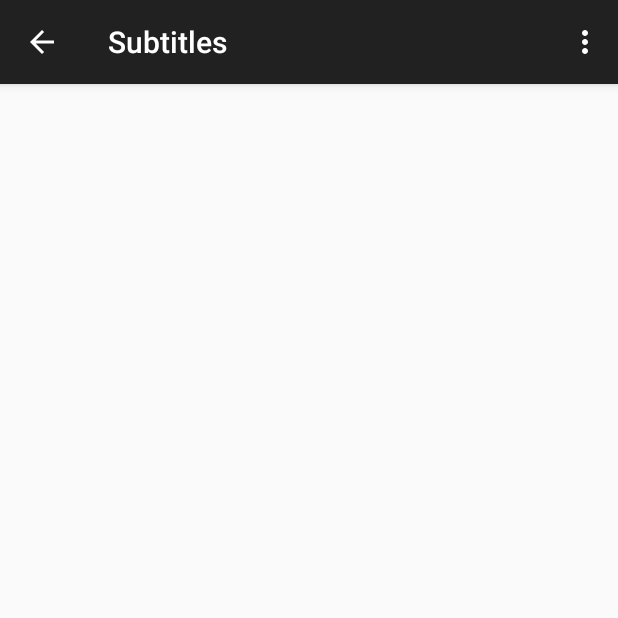
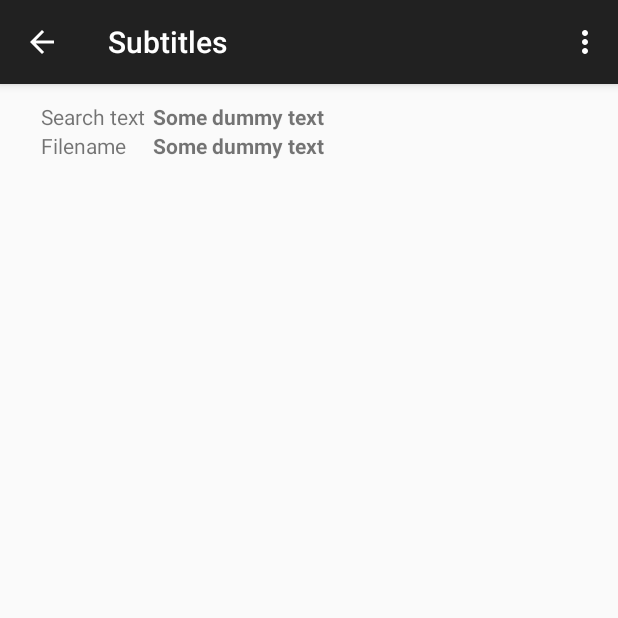
Before and after one commit to luispablo/pikisubs, an Android app: the ActivitySubtitles screen opened directly, with no data from a screen before it, on a phone screen of 412 x 824 dp, the top half of it. Run offline under Robolectric (Android 15) with nearby library versions, the light colour scheme and no system bars; libraries missing offline, so code that uses them is left out: com.orhanobut.logger, retrofit.converter; 12 statements that could not run were skipped.

Commit message:
#8: Show the filename and the search text, both above the result list

```diff
--- a/app/src/main/java/com/mediator/ui/ActivitySubtitles.java
+++ b/app/src/main/java/com/mediator/ui/ActivitySubtitles.java
@@ -28,6 +28,7 @@ import java.util.List;
 
 public class ActivitySubtitles extends ActionBarActivity {
 
+    TextView txtSearchText;
     TextView txtFilename;
     ListView listSubtitles;
     List<Subtitle> subtitles;
@@ -41,11 +42,13 @@ public class ActivitySubtitles extends ActionBarActivity {
         setContentView(R.layout.activity_subtitles);
         getSupportActionBar().setDisplayHomeAsUpEnabled(true);
 
+        txtSearchText = (TextView) findViewById(R.id.txtSearchText);
         txtFilename = (TextView) findViewById(R.id.txtFilename);
         listSubtitles = (ListView) findViewById(R.id.listSubtitles);
         listSubtitles.setOnItemClickListener(new SubtitleClickListener());
 
         videoEntry = (VideoEntry) getIntent().getSerializableExtra("videoEntry");
+        txtSearchText.setText(videoEntry.titleToShow());
         txtFilename.setText(videoEntry.getFilename());
 
         progressDialog = new ProgressDialog(this);
--- a/app/src/main/res/layout/activity_subtitles.xml
+++ b/app/src/main/res/layout/activity_subtitles.xml
@@ -6,13 +6,43 @@
     android:padding="12dp"
     android:orientation="vertical" >
 
-    <TextView   android:id="@+id/txtFilename"
-                android:layout_width="fill_parent"
-                android:layout_height="wrap_content"
-                android:paddingLeft="15dp"
-                android:paddingBottom="12dp"
-                android:textSize="18dp"
-                android:textStyle="bold" />
+    <RelativeLayout android:layout_width="fill_parent"
+                    android:layout_height="wrap_content"
+                    android:paddingLeft="15dp"
+                    android:paddingBottom="12dp">
+
+        <TextView   android:id="@+id/labelSearchText"
+                    android:layout_width="wrap_content"
+                    android:layout_height="wrap_content"
+                    android:text="@string/label_search_text"
+                    android:textSize="14sp"
+                    android:paddingRight="5dp" />
+
+        <TextView   android:id="@+id/txtSearchText"
+                    android:layout_width="wrap_content"
+                    android:layout_height="wrap_content"
+                    android:textSize="14sp"
+                    android:textStyle="bold"
+                    android:text="@string/dummy_text"
+                    android:layout_toRightOf="@id/labelSearchText" />
+
+        <TextView   android:id="@+id/labelFilename"
+                    android:layout_width="wrap_content"
+                    android:layout_height="wrap_content"
+                    android:text="@string/label_filename"
+                    android:textSize="14sp"
+                    android:layout_below="@id/labelSearchText" />
+
+        <TextView   android:id="@+id/txtFilename"
+                    android:layout_width="fill_parent"
+                    android:layout_height="wrap_content"
+                    android:textSize="14sp"
+                    android:textStyle="bold"
+                    android:text="@string/dummy_text"
+                    android:layout_toRightOf="@id/labelFilename"
+                    android:layout_alignLeft="@id/txtSearchText"
+                    android:layout_alignTop="@id/labelFilename" />
+    </RelativeLayout>
 
     <ListView   android:id="@+id/listSubtitles"
                 android:layout_width="fill_parent"
--- a/app/src/main/res/values/strings.xml
+++ b/app/src/main/res/values/strings.xml
@@ -20,6 +20,8 @@
     <string name="message_many_files">Cannot process files with many subtitles yet... Sorry.</string>
     <string name="message_subs_uploaded">Subtitles uploaded!</string>
 
+    <string name="dummy_text">Some dummy text</string>
+
 <!-- TODO: Remove or change this placeholder text -->
     <string name="hello_blank_fragment">Hello blank fragment</string>
     <string name="title_dialog_many_subs">Please select subtitle from archive</string>
@@ -28,4 +30,6 @@
     <string name="message_wait_please">Wait please...</string>
     <string name="title_progress_subtitles">Searching subtitles</string>
     <string name="title_progress_subtitle_download">Downloading subtitle</string>
+    <string name="label_filename">Filename</string>
+    <string name="label_search_text">Search text</string>
 </resources>
```
